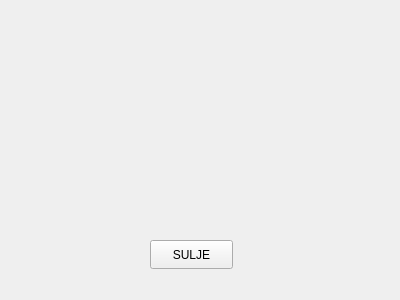
22kmo-project/group_1, file frontend/saldowindow.ui: the form before one commit.
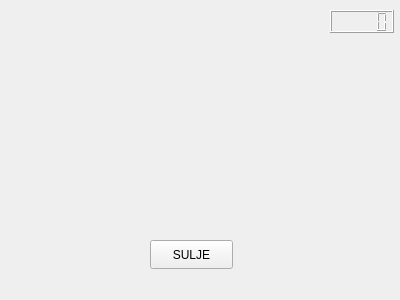
The form after the commit.

```diff
--- a/frontend/saldowindow.ui
+++ b/frontend/saldowindow.ui
@@ -68,6 +68,16 @@
     <string/>
    </property>
   </widget>
+  <widget class="QLCDNumber" name="timer">
+   <property name="geometry">
+    <rect>
+     <x>330</x>
+     <y>10</y>
+     <width>64</width>
+     <height>23</height>
+    </rect>
+   </property>
+  </widget>
  </widget>
  <resources/>
  <connections/>
```
